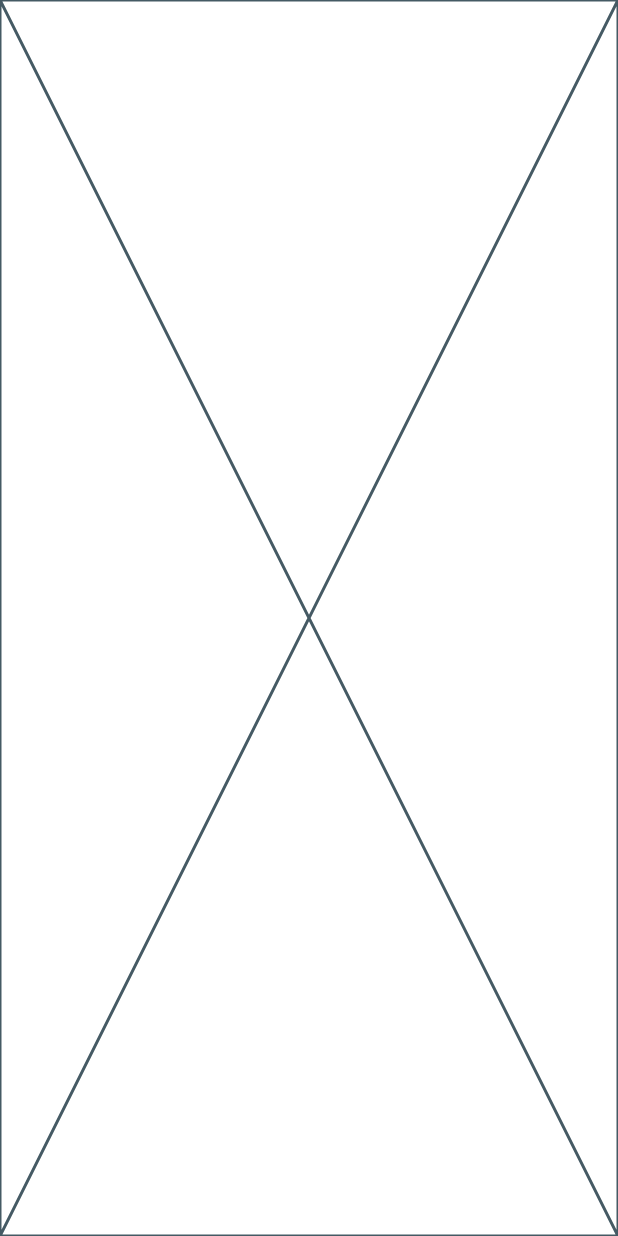
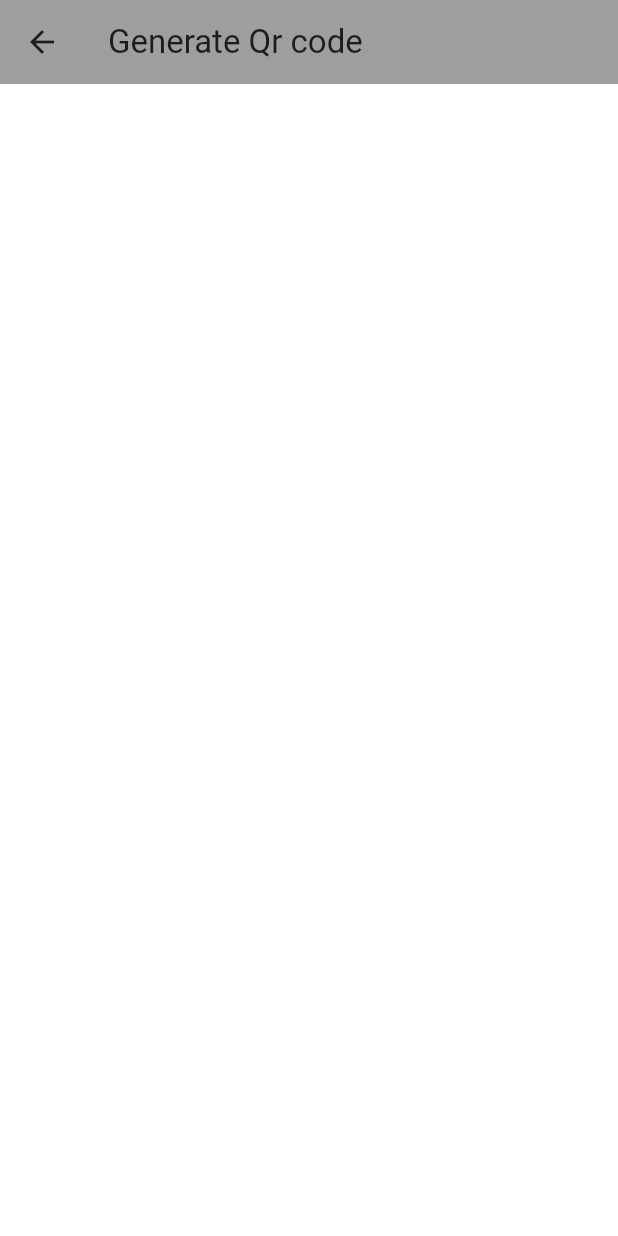
Before and after one commit to RITWIZSINGH/qr_scanner-generator, a Flutter app: the screen it shows after launch, after a tap on "Generate QR Code", on a phone screen of 412 x 824 dp. Run offline on Flutter 3.47's test engine with Material 3 defaults, Android fonts, the phone set to English and light mode, and no system bars; our stand-ins replace qr_flutter.

Commit message:
Random commit

```diff
--- a/lib/generate_qr_code.dart
+++ b/lib/generate_qr_code.dart
@@ -1,4 +1,5 @@
 import 'package:flutter/material.dart';
+import 'package:qr_flutter/qr_flutter.dart';
 
 class GenerateQrCode extends StatefulWidget {
   const GenerateQrCode({super.key});
@@ -8,8 +9,29 @@ class GenerateQrCode extends StatefulWidget {
 }
 
 class _GenerateQrCodeState extends State<GenerateQrCode> {
+  TextEditingController urlController = TextEditingController();
   @override
   Widget build(BuildContext context) {
-    return const Placeholder();
+    double screenHeight = MediaQuery.of(context).size.height;
+    double screenWidth = MediaQuery.of(context).size.width;
+    return Scaffold(
+      appBar: AppBar(
+        title: Text('Generate Qr code'),
+      ),
+      body: Center(
+        child: SingleChildScrollView(
+          child: Column(
+            children: [
+              if (urlController.text.isNotEmpty)
+                QrImageView(
+                  data: urlController.text,
+                  size: screenWidth / 4,
+                  version: QrVersions.auto,
+                )
+            ],
+          ),
+        ),
+      ),
+    );
   }
 }
```
